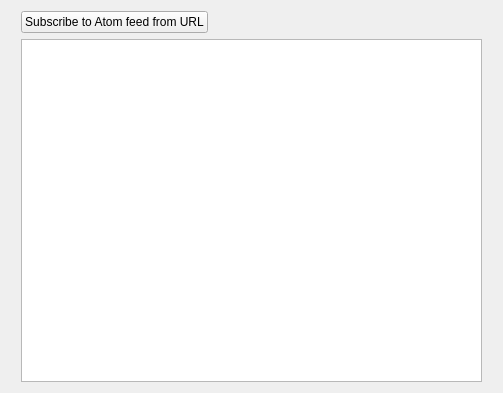
First picture: the form in galacteek/ui/atomfeeds.ui, repository pinnaculum/galacteek, before the edit.
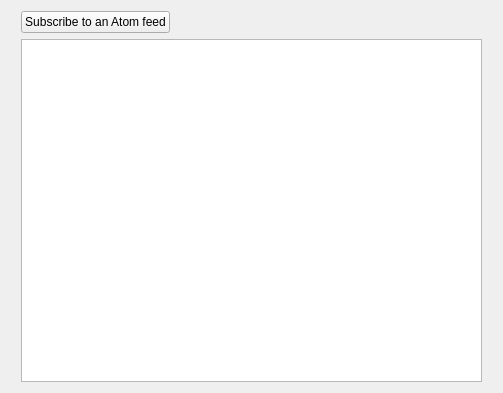
Second picture: the form after the edit. Icons and pictures are not drawn.

Commit message:
Cleanup the Atom feeds model. flake fixes
Add a CID infos label next to the URL in the browser

Add an init page for the atom feeds web view

What changed in the file:
```diff
--- a/galacteek/ui/atomfeeds.ui
+++ b/galacteek/ui/atomfeeds.ui
@@ -32,7 +32,7 @@
          <item>
           <widget class="QPushButton" name="addFeedButton">
            <property name="text">
-            <string>Subscribe to Atom feed from URL</string>
+            <string>Subscribe to an Atom feed</string>
            </property>
            <property name="icon">
             <iconset resource="galacteek.qrc">
```
The commit also changes 10 other files.
